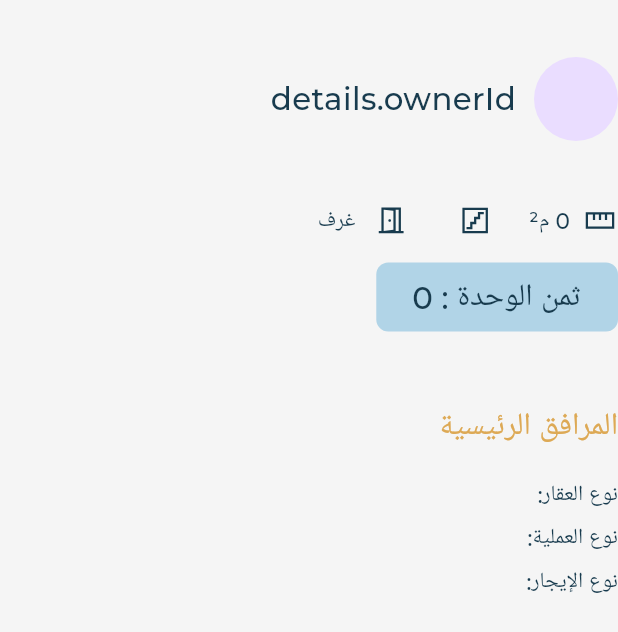
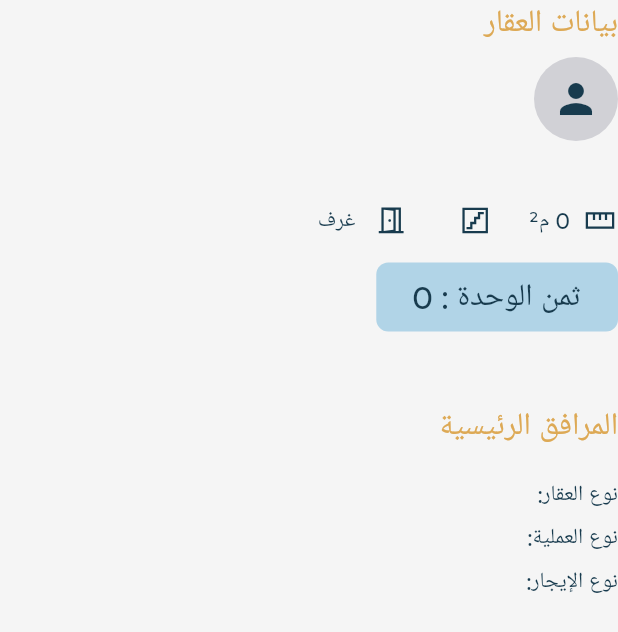
Before and after one commit to Mohamed123-r/mallaz_dashboard, a Flutter app: the PropertyDetailsWidget widget shown alone on an empty page, opened directly with empty values, on a phone screen of 412 x 824 dp. Shown: the top 632 px of the screen. Run offline on Flutter 3.47's test engine with Material 3 defaults, Android fonts, the phone set to English and light mode, and no system bars; our stand-ins replace dio, flutter_bloc, flutter_spinkit, flutter_svg, get_it, logger; missing offline and left inert: bitsdojo_window, day_night_themed_switch; accounts and stored records are empty; statements that could not run were skipped; project files that could hold a hidden picture were left out.

Commit message:
add owner details to property model and update UI to display owner information

```diff
--- a/lib/Features/add_new_properties/data/models/property_details_model.dart
+++ b/lib/Features/add_new_properties/data/models/property_details_model.dart
@@ -20,9 +20,13 @@ class PropertyDetailsModel {
   final bool isActive;
   final String mainImage;
   final String ownerId;
+  final String ownerName;
+  final String ownerImage;
   final List<String> images;
 
   PropertyDetailsModel({
+    required this.ownerName,
+    required this.ownerImage,
     required this.title,
     required this.description,
     required this.type,
@@ -70,7 +74,12 @@ class PropertyDetailsModel {
       isActive: json['isActive'] ?? false,
       mainImage: json['mainImage'] ?? "",
       ownerId: json['ownerId'] ?? "",
-      images: (json['images'] as List<dynamic>? ?? []).map((e) => e.toString()).toList(),
+      images:
+          (json['images'] as List<dynamic>? ?? [])
+              .map((e) => e.toString())
+              .toList(),
+      ownerName: json['ownerName'] ?? "",
+      ownerImage: json['ownerImage'] ?? "",
     );
   }
 }
--- a/lib/Features/add_new_properties/presentation/view/requests_to_add_new_properties_deteils.dart
+++ b/lib/Features/add_new_properties/presentation/view/requests_to_add_new_properties_deteils.dart
@@ -15,7 +15,6 @@ import '../../data/repo/property_details_repo_impl.dart';
 import '../cubit/property_details_cubit.dart';
 import '../cubit/property_details_state.dart';
 
-
 class RequestsToAddNewPropertiesDetails extends StatelessWidget {
   final VoidCallback onTapBack;
   final int propertyId;
@@ -32,7 +31,8 @@ class RequestsToAddNewPropertiesDetails extends StatelessWidget {
       builder: (context, state) {
         bool isDark = context.watch<ThemeCubit>().state == ThemeMode.dark;
 
-        if (state is PropertyDetailsLoading || state is PropertyDetailsInitial) {
+        if (state is PropertyDetailsLoading ||
+            state is PropertyDetailsInitial) {
           return CustomLoading();
         }
         if (state is PropertyDetailsFailure) {
@@ -52,7 +52,10 @@ class RequestsToAddNewPropertiesDetails extends StatelessWidget {
                       onPressed: onTapBack,
                       icon: Icon(
                         Icons.arrow_back_ios,
-                        color: isDark ? AppColors.darkModeText : AppColors.lightModeText,
+                        color:
+                            isDark
+                                ? AppColors.darkModeText
+                                : AppColors.lightModeText,
                       ),
                     ),
                     Expanded(
@@ -89,8 +92,9 @@ class RequestsToAddNewPropertiesDetails extends StatelessWidget {
                         ),
                         child: Text(
                           S.of(context).accept,
-                          style: AppTextStyles.buttonLarge20pxRegular(context)
-                              .copyWith(color: AppColors.black),
+                          style: AppTextStyles.buttonLarge20pxRegular(
+                            context,
+                          ).copyWith(color: AppColors.black),
                         ),
                         color: AppColors.green,
                       ),
@@ -105,8 +109,9 @@ class RequestsToAddNewPropertiesDetails extends StatelessWidget {
                         ),
                         child: Text(
                           S.of(context).reject,
-                          style: AppTextStyles.buttonLarge20pxRegular(context)
-                              .copyWith(color: AppColors.black),
+                          style: AppTextStyles.buttonLarge20pxRegular(
+                            context,
+                          ).copyWith(color: AppColors.black),
                         ),
                         color: AppColors.red,
                       ),
@@ -152,7 +157,8 @@ class PropertyGallery extends StatelessWidget {
           child: Text(
             S.of(context).gallery,
             style: AppTextStyles.buttonLarge20pxRegular(context).copyWith(
-              color: isDark
+              color:
+                  isDark
                       ? AppColors.darkModeButtonsPrimary
                       : AppColors.lightModeButtonsPrimary,
             ),
@@ -166,7 +172,11 @@ class PropertyGallery extends StatelessWidget {
               flex: 6,
               child: ClipRRect(
                 borderRadius: BorderRadius.circular(16),
-                child: Image.network(displayImages[0], height: 286, fit: BoxFit.cover),
+                child: Image.network(
+                  displayImages[0],
+                  height: 286,
+                  fit: BoxFit.cover,
+                ),
               ),
             ),
             const SizedBox(width: 16),
@@ -212,6 +222,7 @@ class PropertyGallery extends StatelessWidget {
     );
   }
 }
+
 class PropertyDetailsWidget extends StatelessWidget {
   final bool isDark;
   final PropertyDetailsModel details;
@@ -232,9 +243,10 @@ class PropertyDetailsWidget extends StatelessWidget {
           children: [
             // العنوان
             Text(
-              details.title, // العنوان من الداتا
+              S.of(context).propertyDetails, // العنوان من الداتا
               style: AppTextStyles.buttonLarge20pxRegular(context).copyWith(
-                color: isDark
+                color:
+                    isDark
                         ? AppColors.darkModeButtonsPrimary
                         : AppColors.lightModeButtonsPrimary,
               ),
@@ -243,10 +255,24 @@ class PropertyDetailsWidget extends StatelessWidget {
             // المالك (id فقط لأن اسم المالك غير متوفر في الـAPI)
             Row(
               children: [
-                const CircleAvatar(radius: 28),
+                CircleAvatar(
+                  radius: 28,
+                  backgroundColor: AppColors.graysGray4,
+                  child:
+                      details.ownerImage.isNotEmpty
+                          ? Image.network(details.ownerImage, fit: BoxFit.cover)
+                          : Icon(
+                            Icons.person,
+                            size: 32,
+                            color:
+                                isDark
+                                    ? AppColors.darkModeText
+                                    : AppColors.lightModeText,
+                          ),
+                ),
                 const SizedBox(width: 12),
                 Text(
-                  "details.ownerId", // id المالك
+                  details.ownerName,
                   style: AppTextStyles.buttonLarge20pxRegular(context),
                 ),
               ],
@@ -263,14 +289,19 @@ class PropertyDetailsWidget extends StatelessWidget {
               children: [
                 SvgPicture.asset(
                   Assets.imagesStraighten,
-                  color: isDark ? AppColors.darkModeText : AppColors.lightModeText,
+                  color:
+                      isDark ? AppColors.darkModeText : AppColors.lightModeText,
                 ),
                 const SizedBox(width: 8),
-                Text('${details.area} م²', style: AppTextStyles.text14pxRegular(context)),
+                Text(
+                  '${details.area} م²',
+                  style: AppTextStyles.text14pxRegular(context),
+                ),
                 const SizedBox(width: 24),
                 SvgPicture.asset(
                   Assets.imagesStairs,
-                  color: isDark ? AppColors.darkModeText : AppColors.lightModeText,
+                  color:
+                      isDark ? AppColors.darkModeText : AppColors.lightModeText,
                 ),
                 const SizedBox(width: 8),
                 Text(
@@ -280,7 +311,8 @@ class PropertyDetailsWidget extends StatelessWidget {
                 const SizedBox(width: 24),
                 SvgPicture.asset(
                   Assets.imagesDoor,
-                  color: isDark ? AppColors.darkModeText : AppColors.lightModeText,
+                  color:
+                      isDark ? AppColors.darkModeText : AppColors.lightModeText,
                 ),
                 const SizedBox(width: 8),
                 Text(
@@ -298,7 +330,8 @@ class PropertyDetailsWidget extends StatelessWidget {
               ),
               decoration: BoxDecoration(
                 borderRadius: BorderRadius.circular(8),
-                color: isDark ? AppColors.lightModeText : AppColors.darkModeText,
+                color:
+                    isDark ? AppColors.lightModeText : AppColors.darkModeText,
               ),
               child: Text(
                 S.of(context).unitPrice('${details.price}'),
@@ -319,7 +352,8 @@ class PropertyDetailsWidget extends StatelessWidget {
             Text(
               S.of(context).mainFacilities,
               style: AppTextStyles.buttonLarge20pxRegular(context).copyWith(
-                color: isDark
+                color:
+                    isDark
                         ? AppColors.darkModeButtonsPrimary
                         : AppColors.lightModeButtonsPrimary,
               ),
@@ -405,11 +439,13 @@ class IconTextRow extends StatelessWidget {
       children: [
         SvgPicture.asset(
           asset,
-          color: isDark
+          width: 16,
+          color:
+              isDark
                   ? AppColors.darkModeButtonsPrimary
                   : AppColors.lightModeButtonsPrimary,
         ),
-        const SizedBox(width: 4),
+        const SizedBox(width: 8),
         Text(text, style: AppTextStyles.subtitle16pxRegular(context)),
       ],
     );
```
Lines whose indentation alone changed are shown as unchanged.
